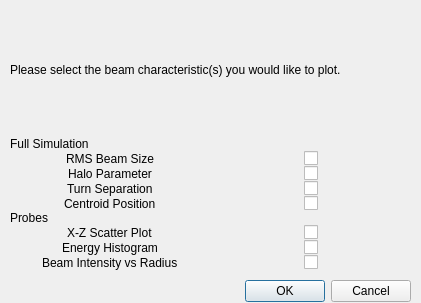
Old version of the form py_particle_processor_qt/tools/BeamChar/beamchargui.ui in the repository DanielWinklehner/py_particle_processor.
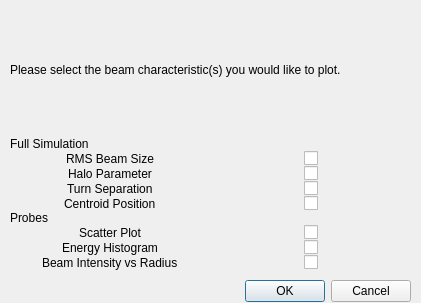
New version of the form.

Diff of the .ui file:
```diff
--- a/py_particle_processor_qt/tools/BeamChar/beamchargui.ui
+++ b/py_particle_processor_qt/tools/BeamChar/beamchargui.ui
@@ -170,7 +170,7 @@
        <item row="8" column="0" alignment="Qt::AlignHCenter">
         <widget class="QLabel" name="label_10">
          <property name="text">
-          <string>X-Z Scatter Plot</string>
+          <string>Scatter Plot</string>
          </property>
         </widget>
        </item>
```
